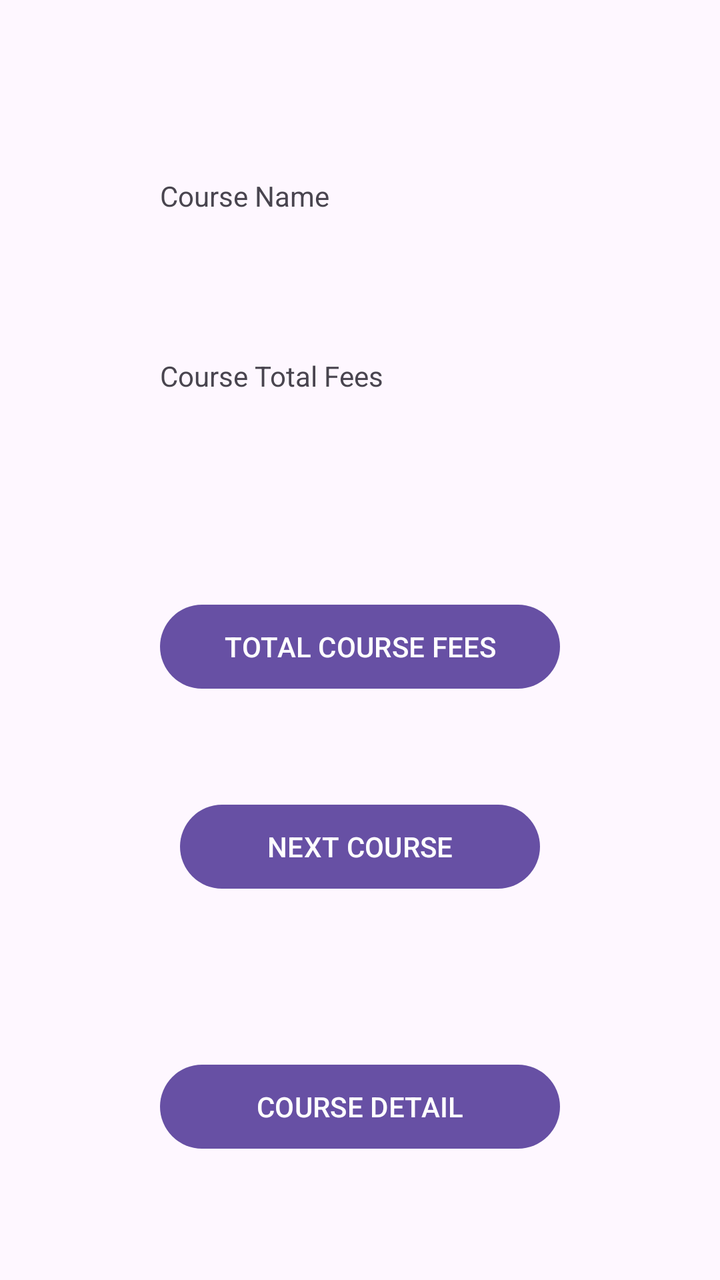
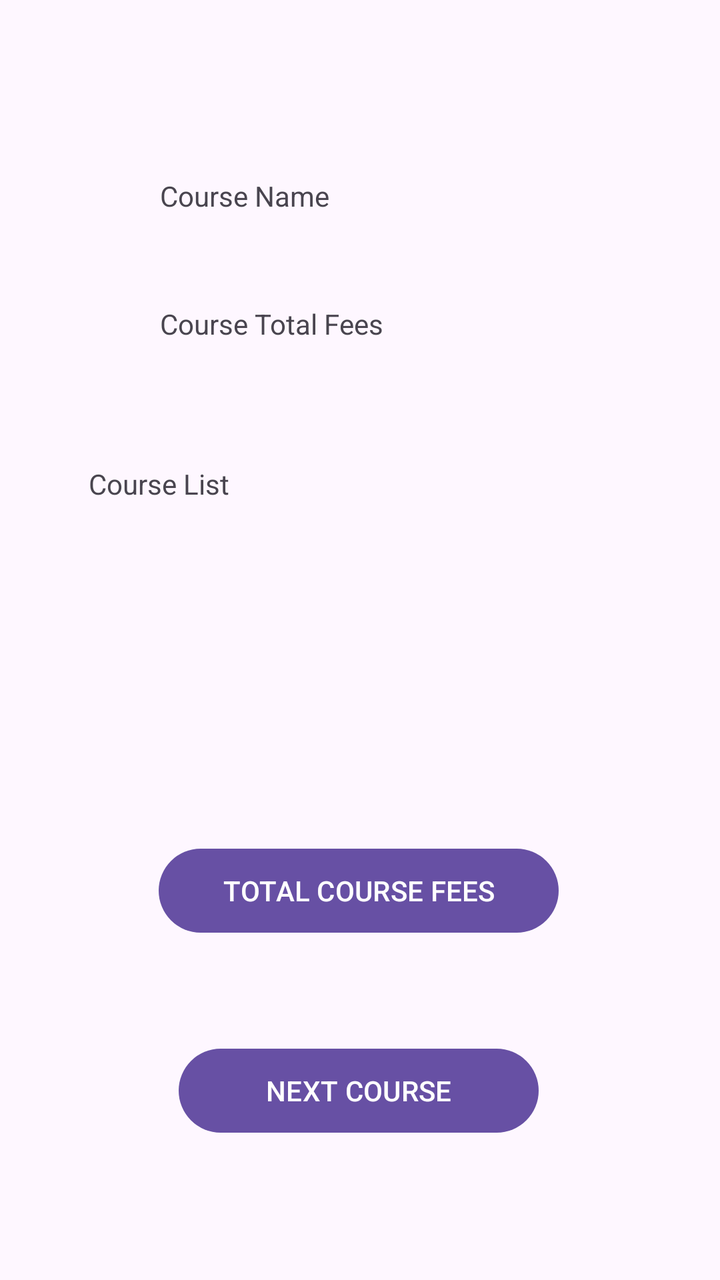

Screens rendered from an Android XML layout before and after an edit, with the pre-edit source and the edit as a unified diff.
<!-- AndroidManifest.xml: application theme Theme.CourseProject -->
<!-- res/layout/fragment_course.xml -->
<?xml version="1.0" encoding="utf-8"?>
<androidx.constraintlayout.widget.ConstraintLayout xmlns:android="http://schemas.android.com/apk/res/android"
    android:layout_width="match_parent"
    android:layout_height="match_parent"
    xmlns:app="http://schemas.android.com/apk/res-auto" >

    <TextView
        android:id="@+id/course_text_view"
        android:layout_width="200dp"
        android:layout_height="40dp"
        android:text="@string/course_text_view"
        app:layout_constraintBottom_toBottomOf="parent"
        app:layout_constraintEnd_toEndOf="parent"
        app:layout_constraintStart_toStartOf="parent"
        app:layout_constraintTop_toTopOf="parent"
        app:layout_constraintVertical_bias="0.147" />

    <TextView
        android:id="@+id/course_total_fees_text_view"
        android:layout_width="200dp"
        android:layout_height="40dp"
        android:layout_marginTop="50dp"
        android:text="@string/course_total_fees_text_view"
        app:layout_constraintEnd_toEndOf="@+id/course_text_view"
        app:layout_constraintStart_toStartOf="@+id/course_text_view"
        app:layout_constraintTop_toBottomOf="@+id/course_text_view" />

    <Button
        android:id="@+id/total_fees_button"
        android:layout_width="200dp"
        android:layout_height="50dp"
        android:layout_marginTop="80dp"
        android:text="@string/total_fees_button"
        app:layout_constraintEnd_toEndOf="@+id/course_total_fees_text_view"
        app:layout_constraintStart_toStartOf="@+id/course_total_fees_text_view"
        app:layout_constraintTop_toBottomOf="@+id/course_total_fees_text_view" />

    <Button
        android:id="@+id/course_next_button"
        android:layout_width="180dp"
        android:layout_height="50dp"
        android:layout_marginTop="50dp"
        android:text="@string/course_next_button"
        app:layout_constraintEnd_toEndOf="@+id/total_fees_button"
        app:layout_constraintStart_toStartOf="@+id/total_fees_button"
        app:layout_constraintTop_toBottomOf="@+id/total_fees_button" />

    <Button
        android:id="@+id/course_detail_button"
        android:layout_width="200dp"
        android:layout_height="50dp"
        android:layout_marginTop="80dp"
        android:text="@string/course_detail_button"
        app:layout_constraintEnd_toEndOf="@+id/course_next_button"
        app:layout_constraintStart_toStartOf="@+id/course_next_button"
        app:layout_constraintTop_toBottomOf="@+id/course_next_button" />

</androidx.constraintlayout.widget.ConstraintLayout>
<!-- resources referenced by this layout -->
<resources>
  <string name="course_detail_button">COURSE DETAIL</string>
  <string name="course_next_button">NEXT COURSE</string>
  <string name="course_text_view">Course Name</string>
  <string name="course_total_fees_text_view">Course Total Fees</string>
  <string name="total_fees_button">TOTAL COURSE FEES</string>
  <style name="Theme.CourseProject" parent="Base.Theme.CourseProject" />
  <style name="Base.Theme.CourseProject" parent="Theme.Material3.DayNight.NoActionBar">
          
          
      </style>
</resources>

<!-- the commit's change to res/layout/fragment_course.xml (unified diff, before → after) -->
@@ -19,21 +19,42 @@
         android:id="@+id/course_total_fees_text_view"
         android:layout_width="200dp"
         android:layout_height="40dp"
-        android:layout_marginTop="50dp"
+        android:layout_marginTop="24dp"
         android:text="@string/course_total_fees_text_view"
         app:layout_constraintEnd_toEndOf="@+id/course_text_view"
+        app:layout_constraintHorizontal_bias="0.0"
         app:layout_constraintStart_toStartOf="@+id/course_text_view"
         app:layout_constraintTop_toBottomOf="@+id/course_text_view" />
+
+    <ScrollView
+        android:id="@+id/course_list_scroll_view"
+        android:layout_width="270dp"
+        android:layout_height="140dp"
+        android:layout_marginTop="40dp"
+        app:layout_constraintEnd_toEndOf="@+id/course_total_fees_text_view"
+        app:layout_constraintHorizontal_bias="0.514"
+        app:layout_constraintStart_toStartOf="@+id/course_total_fees_text_view"
+        app:layout_constraintTop_toBottomOf="@+id/course_total_fees_text_view">
+
+        
+        
+        <TextView
+            android:id="@+id/course_list_text_view"
+            android:layout_width="match_parent"
+            android:layout_height="wrap_content"
+            android:text="@string/course_list_text_view" />
+
+    </ScrollView>
 
     <Button
         android:id="@+id/total_fees_button"
         android:layout_width="200dp"
         android:layout_height="50dp"
-        android:layout_marginTop="80dp"
+        android:layout_marginTop="48dp"
         android:text="@string/total_fees_button"
-        app:layout_constraintEnd_toEndOf="@+id/course_total_fees_text_view"
-        app:layout_constraintStart_toStartOf="@+id/course_total_fees_text_view"
-        app:layout_constraintTop_toBottomOf="@+id/course_total_fees_text_view" />
+        app:layout_constraintEnd_toEndOf="@+id/course_list_scroll_view"
+        app:layout_constraintStart_toStartOf="@+id/course_list_scroll_view"
+        app:layout_constraintTop_toBottomOf="@+id/course_list_scroll_view" />
 
     <Button
         android:id="@+id/course_next_button"
@@ -49,9 +70,10 @@
         android:id="@+id/course_detail_button"
         android:layout_width="200dp"
         android:layout_height="50dp"
-        android:layout_marginTop="80dp"
+        android:layout_marginTop="68dp"
         android:text="@string/course_detail_button"
         app:layout_constraintEnd_toEndOf="@+id/course_next_button"
+        app:layout_constraintHorizontal_bias="0.45"
         app:layout_constraintStart_toStartOf="@+id/course_next_button"
         app:layout_constraintTop_toBottomOf="@+id/course_next_button" />
 
<!-- resource entries referenced after the edit -->
@@ -1,6 +1,7 @@
 <!-- resources referenced by this layout -->
 <resources>
   <string name="course_detail_button">COURSE DETAIL</string>
+  <string name="course_list_text_view">Course List</string>
   <string name="course_next_button">NEXT COURSE</string>
   <string name="course_text_view">Course Name</string>
   <string name="course_total_fees_text_view">Course Total Fees</string>
